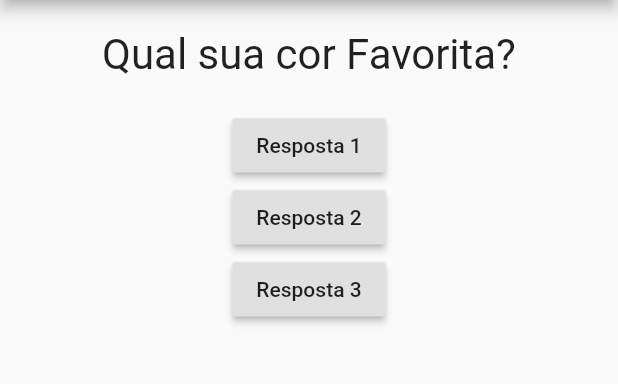
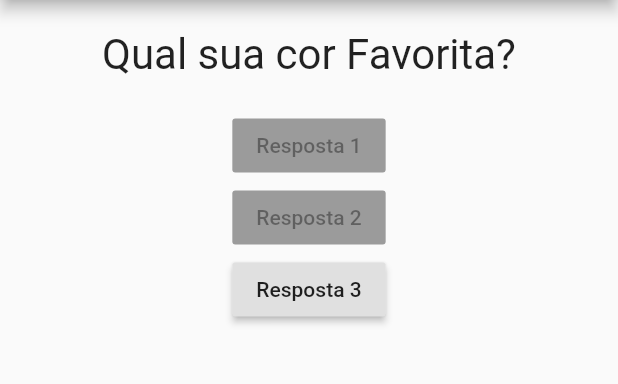
Before and after one commit to VitorL02/Perguntas_Resposta_Flutter, a Flutter app: the screen it shows after launch, on a phone screen of 412 x 824 dp, the part 84-468 px from its top. Run offline on Flutter 3.47's test engine with Material 2 defaults, Android fonts, the phone set to English and light mode, and no system bars.

Commit message:
Separando o botao da main,com o Respostas.dart

```diff
--- a/lib/main.dart
+++ b/lib/main.dart
@@ -1,5 +1,6 @@
 import 'package:flutter/material.dart';
 import './questao.dart';
+import './respostas.dart';
 
 main() => runApp(PerguntaApp());
 
@@ -27,14 +28,8 @@ class _PerguntaAppState extends State<PerguntaApp> {
         body: Column(
           children: <Widget>[
             Questao(perguntas[_perguntaSelecionada]),
-            RaisedButton(
-              child: Text('Resposta 1'),
-              onPressed: _respostas,
-            ),
-            RaisedButton(
-              child: Text('Resposta 2'),
-              onPressed: _respostas,
-            ),
+            Respostas('Resposta 1'),
+            Respostas('Resposta 2'),
             RaisedButton(
               child: Text('Resposta 3'),
               onPressed: _respostas,
--- /dev/null
+++ b/lib/respostas.dart
@@ -0,0 +1,15 @@
+import 'package:flutter/material.dart';
+
+class Respostas extends StatelessWidget {
+  final String textoResposta;
+  Respostas(this.textoResposta);
+  @override
+  Widget build(BuildContext context) {
+    return Container(
+      child: RaisedButton(
+        child: Text(textoResposta),
+        onPressed: null,
+      ),
+    );
+  }
+}
```
